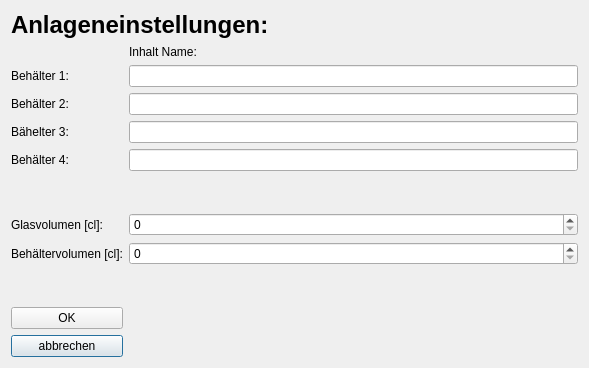
Before: the Qt Designer form menu.ui in McuMirror/automatische_abfuellanlage_RPI, drawn with Qt 5.
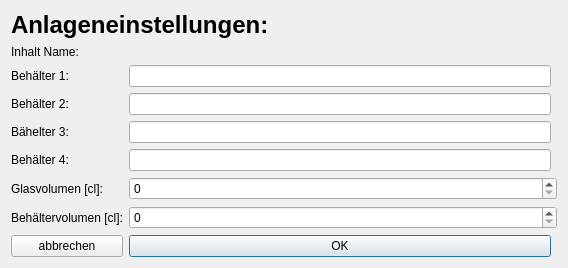
After: the same form once the commit is applied.

The edit to the form file:
```diff
--- a/menu.ui
+++ b/menu.ui
@@ -6,55 +6,15 @@
    <rect>
     <x>0</x>
     <y>0</y>
-    <width>589</width>
-    <height>368</height>
+    <width>568</width>
+    <height>264</height>
    </rect>
   </property>
   <property name="windowTitle">
    <string>Dialog</string>
   </property>
   <layout class="QGridLayout" name="gridLayout">
-   <item row="5" column="1">
-    <widget class="QLineEdit" name="lineEdit_container_3"/>
-   </item>
-   <item row="4" column="1">
-    <widget class="QLineEdit" name="lineEdit_container_2"/>
-   </item>
-   <item row="10" column="0">
-    <spacer name="verticalSpacer">
-     <property name="orientation">
-      <enum>Qt::Vertical</enum>
-     </property>
-     <property name="sizeHint" stdset="0">
-      <size>
-       <width>20</width>
-       <height>40</height>
-      </size>
-     </property>
-    </spacer>
-   </item>
-   <item row="3" column="0">
-    <widget class="QLabel" name="label_2">
-     <property name="text">
-      <string>Behälter 1:</string>
-     </property>
-    </widget>
-   </item>
-   <item row="6" column="0">
-    <widget class="QLabel" name="label_5">
-     <property name="text">
-      <string>Behälter 4:</string>
-     </property>
-    </widget>
-   </item>
-   <item row="12" column="0">
-    <widget class="QPushButton" name="pushButton_cancel">
-     <property name="text">
-      <string>abbrechen</string>
-     </property>
-    </widget>
-   </item>
-   <item row="0" column="0" colspan="2">
+   <item row="0" column="0" colspan="3">
     <widget class="QLabel" name="label">
      <property name="font">
       <font>
@@ -68,81 +28,95 @@
      </property>
     </widget>
    </item>
-   <item row="8" column="1">
-    <widget class="QSpinBox" name="spinBox_volume_Glas">
-     <property name="maximum">
-      <number>5000</number>
-     </property>
-    </widget>
-   </item>
-   <item row="1" column="1">
-    <widget class="QLabel" name="label_6">
-     <property name="text">
-      <string>Inhalt Name:</string>
-     </property>
-    </widget>
-   </item>
-   <item row="8" column="0">
+   <item row="9" column="0">
     <widget class="QLabel" name="label_7">
      <property name="text">
       <string>Glasvolumen [cl]:</string>
      </property>
     </widget>
    </item>
-   <item row="7" column="0">
-    <spacer name="verticalSpacer_2">
-     <property name="orientation">
-      <enum>Qt::Vertical</enum>
+   <item row="8" column="0">
+    <widget class="QLabel" name="label_5">
+     <property name="text">
+      <string>Behälter 4:</string>
      </property>
-     <property name="sizeHint" stdset="0">
-      <size>
-       <width>20</width>
-       <height>40</height>
-      </size>
-     </property>
-    </spacer>
+    </widget>
+   </item>
+   <item row="6" column="1">
+    <widget class="QLineEdit" name="lineEdit_container_2"/>
    </item>
    <item row="11" column="0">
+    <widget class="QLabel" name="label_8">
+     <property name="text">
+      <string>Behältervolumen [cl]:</string>
+     </property>
+    </widget>
+   </item>
+   <item row="7" column="1">
+    <widget class="QLineEdit" name="lineEdit_container_3"/>
+   </item>
+   <item row="14" column="1">
     <widget class="QPushButton" name="pushButton_OK">
      <property name="text">
       <string>OK</string>
      </property>
     </widget>
    </item>
-   <item row="5" column="0">
-    <widget class="QLabel" name="label_4">
-     <property name="text">
-      <string>Bähelter 3:</string>
-     </property>
-    </widget>
-   </item>
-   <item row="6" column="1">
-    <widget class="QLineEdit" name="lineEdit_container_4"/>
-   </item>
-   <item row="3" column="1">
+   <item row="5" column="1">
     <widget class="QLineEdit" name="lineEdit_container_1"/>
    </item>
-   <item row="4" column="0">
+   <item row="5" column="0">
+    <widget class="QLabel" name="label_2">
+     <property name="text">
+      <string>Behälter 1:</string>
+     </property>
+    </widget>
+   </item>
+   <item row="1" column="0">
+    <widget class="QLabel" name="label_6">
+     <property name="text">
+      <string>Inhalt Name:</string>
+     </property>
+    </widget>
+   </item>
+   <item row="6" column="0">
     <widget class="QLabel" name="label_3">
      <property name="text">
       <string>Behälter 2:</string>
      </property>
     </widget>
    </item>
-   <item row="9" column="0">
-    <widget class="QLabel" name="label_8">
-     <property name="text">
-      <string>Behältervolumen [cl]:</string>
+   <item row="9" column="1" colspan="2">
+    <widget class="QSpinBox" name="spinBox_volume_Glas">
+     <property name="maximum">
+      <number>5000</number>
      </property>
     </widget>
    </item>
-   <item row="9" column="1">
+   <item row="8" column="1">
+    <widget class="QLineEdit" name="lineEdit_container_4"/>
+   </item>
+   <item row="11" column="1" colspan="2">
     <widget class="QSpinBox" name="spinBox_Container_Volume">
      <property name="maximum">
       <number>5000</number>
      </property>
     </widget>
    </item>
+   <item row="7" column="0">
+    <widget class="QLabel" name="label_4">
+     <property name="text">
+      <string>Bähelter 3:</string>
+     </property>
+    </widget>
+   </item>
+   <item row="14" column="0">
+    <widget class="QPushButton" name="pushButton_cancel">
+     <property name="text">
+      <string>abbrechen</string>
+     </property>
+    </widget>
+   </item>
   </layout>
  </widget>
  <resources/>
```
